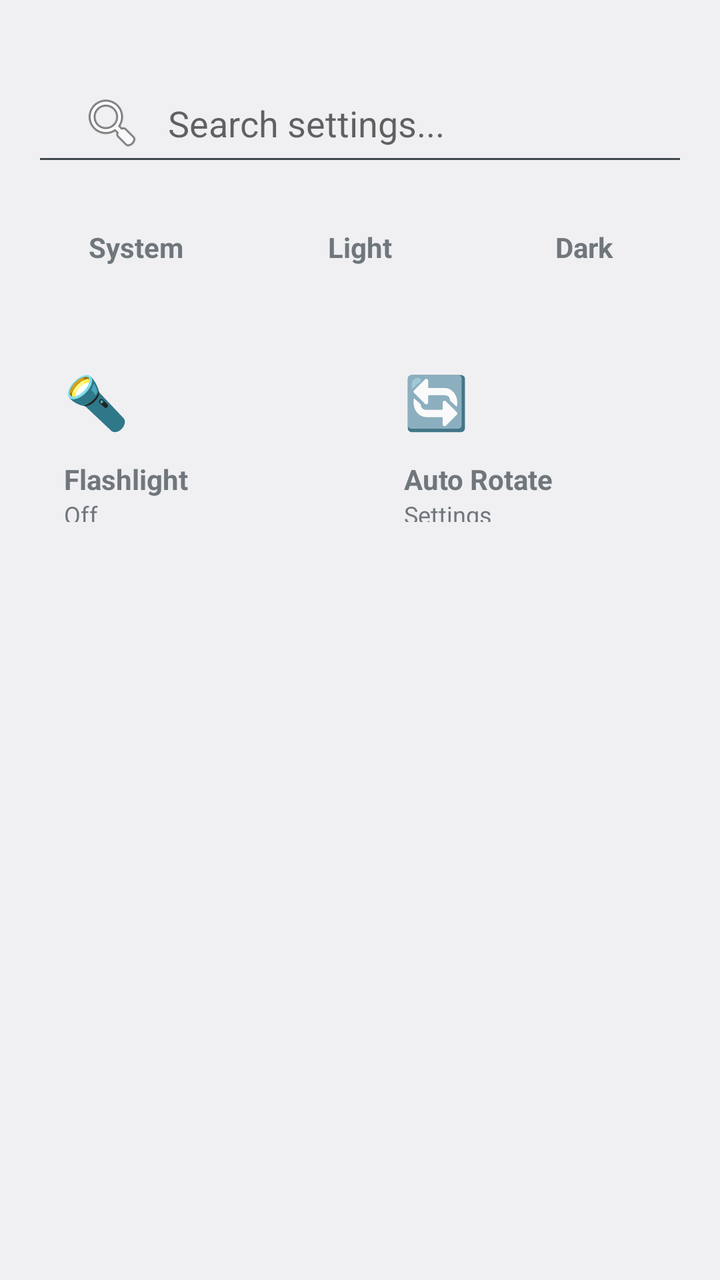
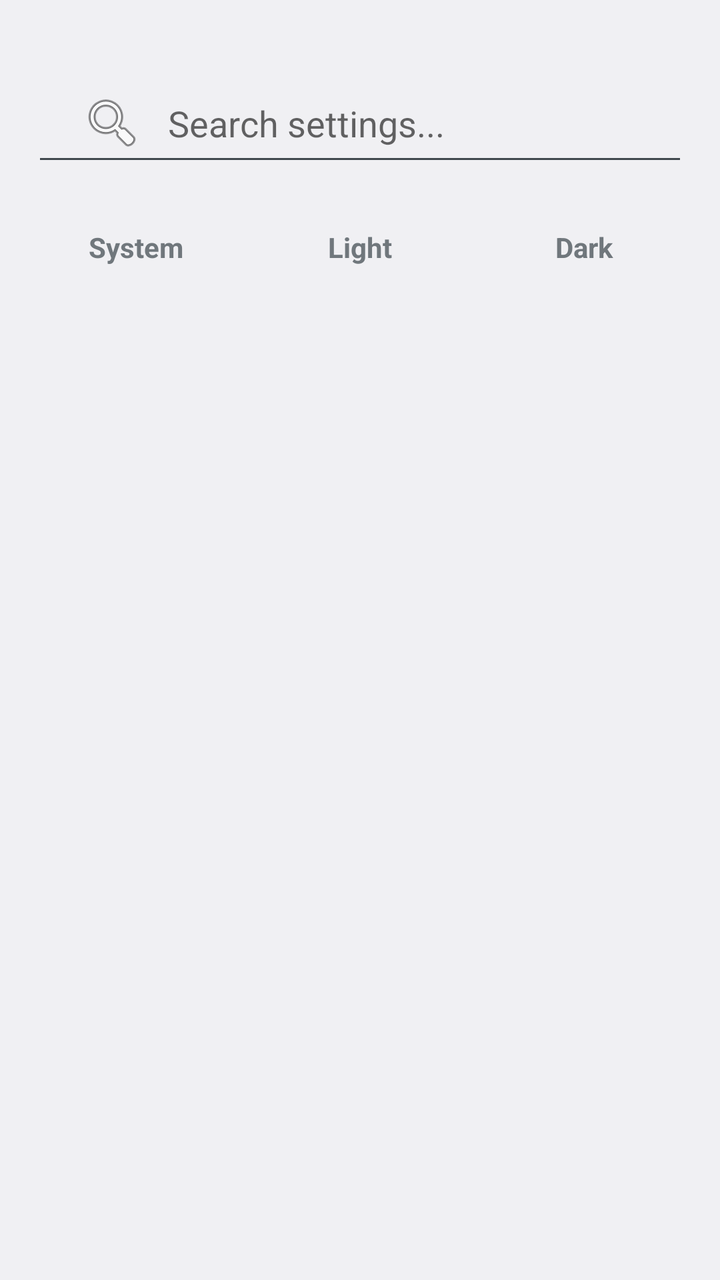

An Android layout rendered at two revisions. The XML below is the earlier revision; the diff shows what the commit changed to produce the second picture.
<!-- AndroidManifest.xml: application theme android:Theme.DeviceDefault.Light.NoActionBar -->
<!-- res/layout/activity_main.xml -->
<?xml version="1.0" encoding="utf-8"?>
<LinearLayout xmlns:android="http://schemas.android.com/apk/res/android"
    android:id="@+id/root_view"
    android:layout_width="match_parent"
    android:layout_height="match_parent"
    android:orientation="vertical"
    android:paddingTop="32dp"
    android:paddingHorizontal="16dp">

    <EditText
        android:id="@+id/search_bar"
        android:layout_width="match_parent"
        android:layout_height="56dp"
        android:hint="Search settings..."
        android:paddingHorizontal="24dp"
        android:textSize="18sp"
        android:drawableStart="@android:drawable/ic_menu_search"
        android:drawablePadding="12dp"
        android:layout_marginBottom="16dp"
        android:singleLine="true"
        android:elevation="2dp"/>

    <LinearLayout
        android:layout_width="match_parent"
        android:layout_height="wrap_content"
        android:orientation="horizontal"
        android:layout_marginBottom="24dp"
        android:gravity="center">
        
        <TextView
            android:id="@+id/btn_theme_sys"
            android:layout_width="0dp"
            android:layout_weight="1"
            android:layout_height="wrap_content"
            android:text="System"
            android:textAlignment="center"
            android:padding="10dp"
            android:textStyle="bold"/>
            
        <TextView
            android:id="@+id/btn_theme_light"
            android:layout_width="0dp"
            android:layout_weight="1"
            android:layout_height="wrap_content"
            android:text="Light"
            android:textAlignment="center"
            android:padding="10dp"
            android:textStyle="bold"
            android:layout_marginHorizontal="8dp"/>
            
        <TextView
            android:id="@+id/btn_theme_dark"
            android:layout_width="0dp"
            android:layout_weight="1"
            android:layout_height="wrap_content"
            android:text="Dark"
            android:textAlignment="center"
            android:padding="10dp"
            android:textStyle="bold"/>
    </LinearLayout>

    <ScrollView
        android:layout_width="match_parent"
        android:layout_height="match_parent"
        android:scrollbars="none">
        
        <LinearLayout
            android:layout_width="match_parent"
            android:layout_height="wrap_content"
            android:orientation="vertical">

            <LinearLayout
                android:id="@+id/quick_panel"
                android:layout_width="match_parent"
                android:layout_height="wrap_content"
                android:orientation="horizontal"
                android:layout_marginBottom="24dp">
                
                <LinearLayout
                    android:id="@+id/tile_torch"
                    android:layout_width="0dp"
                    android:layout_weight="1"
                    android:layout_height="110dp"
                    android:orientation="vertical"
                    android:padding="16dp"
                    android:layout_marginEnd="6dp"
                    android:clickable="true"
                    android:focusable="true">
                    <TextView android:id="@+id/icon_torch" android:layout_width="wrap_content" android:layout_height="wrap_content" android:text="🔦" android:textSize="26sp"/>
                    <TextView android:id="@+id/text_torch" android:layout_width="wrap_content" android:layout_height="wrap_content" android:text="Flashlight" android:textStyle="bold" android:layout_marginTop="12dp"/>
                    <TextView android:id="@+id/status_torch" android:layout_width="wrap_content" android:layout_height="wrap_content" android:text="Off" android:textSize="12sp"/>
                </LinearLayout>

                <LinearLayout
                    android:id="@+id/tile_rotate"
                    android:layout_width="0dp"
                    android:layout_weight="1"
                    android:layout_height="110dp"
                    android:orientation="vertical"
                    android:padding="16dp"
                    android:layout_marginStart="6dp"
                    android:clickable="true"
                    android:focusable="true">
                    <TextView android:layout_width="wrap_content" android:layout_height="wrap_content" android:text="🔄" android:textSize="26sp"/>
                    <TextView android:id="@+id/text_rotate" android:layout_width="wrap_content" android:layout_height="wrap_content" android:text="Auto Rotate" android:textStyle="bold" android:layout_marginTop="12dp"/>
                    <TextView android:id="@+id/status_rotate" android:layout_width="wrap_content" android:layout_height="wrap_content" android:text="Settings" android:textSize="12sp"/>
                </LinearLayout>
            </LinearLayout>

            <LinearLayout
                android:id="@+id/list_container"
                android:layout_width="match_parent"
                android:layout_height="wrap_content"
                android:orientation="vertical"
                android:paddingVertical="8dp"
                android:layout_marginBottom="32dp"/>
                
        </LinearLayout>
    </ScrollView>
</LinearLayout>
<!-- resources referenced by this layout -->
<resources>

</resources>

<!-- the commit's change to res/layout/activity_main.xml (unified diff, before → after) -->
@@ -27,36 +27,9 @@
         android:layout_marginBottom="24dp"
         android:gravity="center">
         
-        <TextView
-            android:id="@+id/btn_theme_sys"
-            android:layout_width="0dp"
-            android:layout_weight="1"
-            android:layout_height="wrap_content"
-            android:text="System"
-            android:textAlignment="center"
-            android:padding="10dp"
-            android:textStyle="bold"/>
-            
-        <TextView
-            android:id="@+id/btn_theme_light"
-            android:layout_width="0dp"
-            android:layout_weight="1"
-            android:layout_height="wrap_content"
-            android:text="Light"
-            android:textAlignment="center"
-            android:padding="10dp"
-            android:textStyle="bold"
-            android:layout_marginHorizontal="8dp"/>
-            
-        <TextView
-            android:id="@+id/btn_theme_dark"
-            android:layout_width="0dp"
-            android:layout_weight="1"
-            android:layout_height="wrap_content"
-            android:text="Dark"
-            android:textAlignment="center"
-            android:padding="10dp"
-            android:textStyle="bold"/>
+        <TextView android:id="@+id/btn_theme_sys" android:layout_width="0dp" android:layout_weight="1" android:layout_height="wrap_content" android:text="System" android:textAlignment="center" android:padding="10dp" android:textStyle="bold"/>
+        <TextView android:id="@+id/btn_theme_light" android:layout_width="0dp" android:layout_weight="1" android:layout_height="wrap_content" android:text="Light" android:textAlignment="center" android:padding="10dp" android:textStyle="bold" android:layout_marginHorizontal="8dp"/>
+        <TextView android:id="@+id/btn_theme_dark" android:layout_width="0dp" android:layout_weight="1" android:layout_height="wrap_content" android:text="Dark" android:textAlignment="center" android:padding="10dp" android:textStyle="bold"/>
     </LinearLayout>
 
     <ScrollView
@@ -70,42 +43,11 @@
             android:orientation="vertical">
 
             <LinearLayout
-                android:id="@+id/quick_panel"
+                android:id="@+id/quick_panel_container"
                 android:layout_width="match_parent"
                 android:layout_height="wrap_content"
-                android:orientation="horizontal"
-                android:layout_marginBottom="24dp">
-                
-                <LinearLayout
-                    android:id="@+id/tile_torch"
-                    android:layout_width="0dp"
-                    android:layout_weight="1"
-                    android:layout_height="110dp"
-                    android:orientation="vertical"
-                    android:padding="16dp"
-                    android:layout_marginEnd="6dp"
-                    android:clickable="true"
-                    android:focusable="true">
-                    <TextView android:id="@+id/icon_torch" android:layout_width="wrap_content" android:layout_height="wrap_content" android:text="🔦" android:textSize="26sp"/>
-                    <TextView android:id="@+id/text_torch" android:layout_width="wrap_content" android:layout_height="wrap_content" android:text="Flashlight" android:textStyle="bold" android:layout_marginTop="12dp"/>
-                    <TextView android:id="@+id/status_torch" android:layout_width="wrap_content" android:layout_height="wrap_content" android:text="Off" android:textSize="12sp"/>
-                </LinearLayout>
-
-                <LinearLayout
-                    android:id="@+id/tile_rotate"
-                    android:layout_width="0dp"
-                    android:layout_weight="1"
-                    android:layout_height="110dp"
-                    android:orientation="vertical"
-                    android:padding="16dp"
-                    android:layout_marginStart="6dp"
-                    android:clickable="true"
-                    android:focusable="true">
-                    <TextView android:layout_width="wrap_content" android:layout_height="wrap_content" android:text="🔄" android:textSize="26sp"/>
-                    <TextView android:id="@+id/text_rotate" android:layout_width="wrap_content" android:layout_height="wrap_content" android:text="Auto Rotate" android:textStyle="bold" android:layout_marginTop="12dp"/>
-                    <TextView android:id="@+id/status_rotate" android:layout_width="wrap_content" android:layout_height="wrap_content" android:text="Settings" android:textSize="12sp"/>
-                </LinearLayout>
-            </LinearLayout>
+                android:orientation="vertical"
+                android:layout_marginBottom="24dp"/>
 
             <LinearLayout
                 android:id="@+id/list_container"
